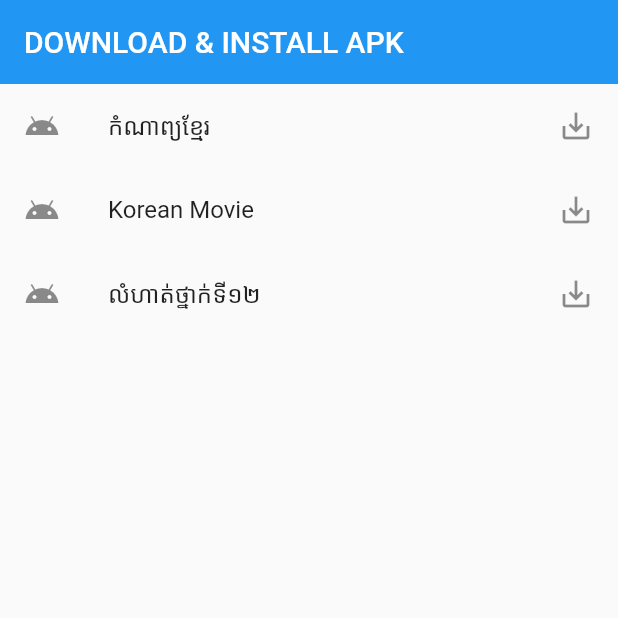
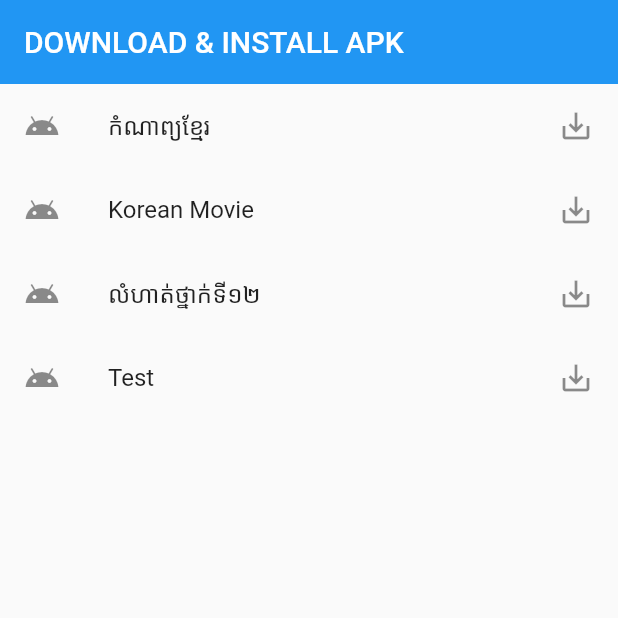
Before and after one commit to pangphannarupp/flutter_install_unknown_apk, a Flutter app: the screen it shows after launch, on a phone screen of 412 x 824 dp, the top half of it. Run offline on Flutter 3.47's test engine with Material 2 defaults, Android fonts, the phone set to English and light mode, and no system bars; our stand-ins replace plugin_platform_interface; missing offline and left inert: dart:html.

```diff
--- a/example/lib/main.dart
+++ b/example/lib/main.dart
@@ -65,6 +65,14 @@ class _MyAppState extends State<MyApp> {
               leading: const Icon(Icons.android_outlined),
               title: const Text('លំហាត់ថ្នាក់ទី១២'),
               trailing: const Icon(Icons.save_alt),
+            ),
+            ListTile(
+              onTap: () {
+                downloadAndInstallApk(url: 'https://raw.githubusercontent.com/pangphannarupp/appstore/main/apk/test.apk');
+              },
+              leading: const Icon(Icons.android_outlined),
+              title: const Text('Test'),
+              trailing: const Icon(Icons.save_alt),
             )
           ],
         ),
```
Also changed, not shown: 1 other file.
